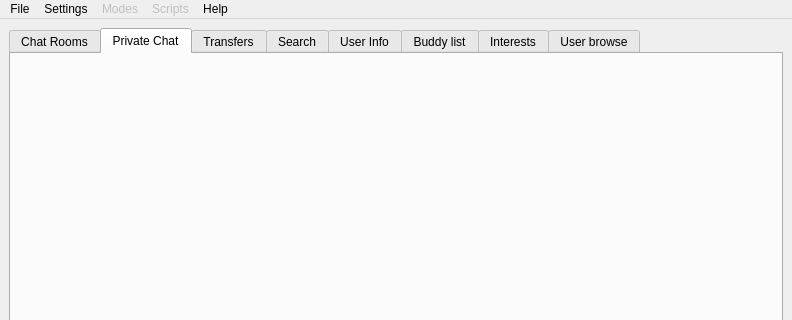
First picture: the form in muqt/mainwindow.ui, repository eLvErDe/museek-plus, before the edit; both pictures show x 0 to 792 and y 0 to 320 of the 792 by 666 pixel window.
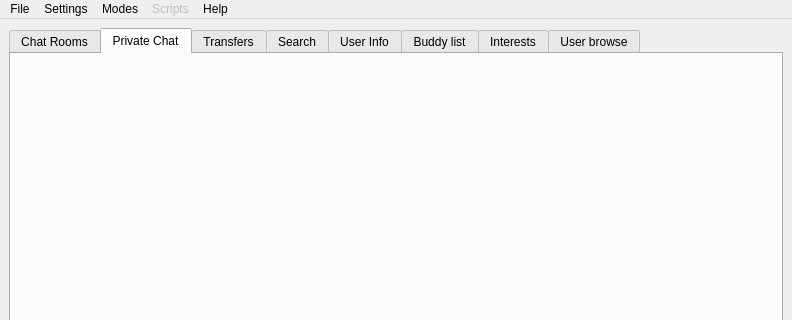
Second picture: the form after the edit.

Patch:
```diff
--- a/muqt/mainwindow.ui
+++ b/muqt/mainwindow.ui
@@ -222,7 +222,7 @@
    </widget>
    <widget class="QMenu" name="menuModes">
     <property name="enabled">
-     <bool>false</bool>
+     <bool>true</bool>
     </property>
     <property name="title">
      <string>Modes</string>
```
Left out of the diff: 3 changed lines with no effect on the pictures.
